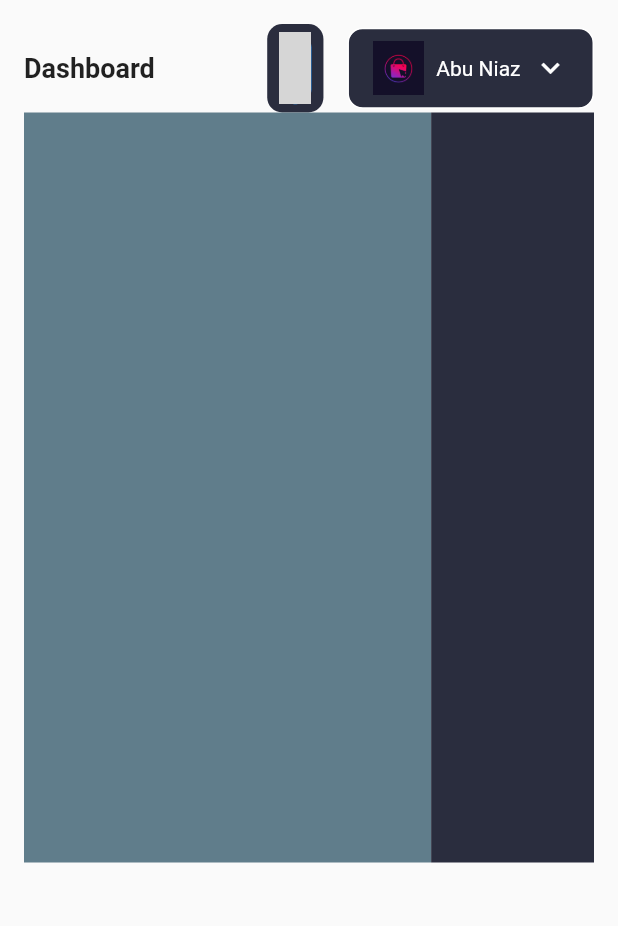
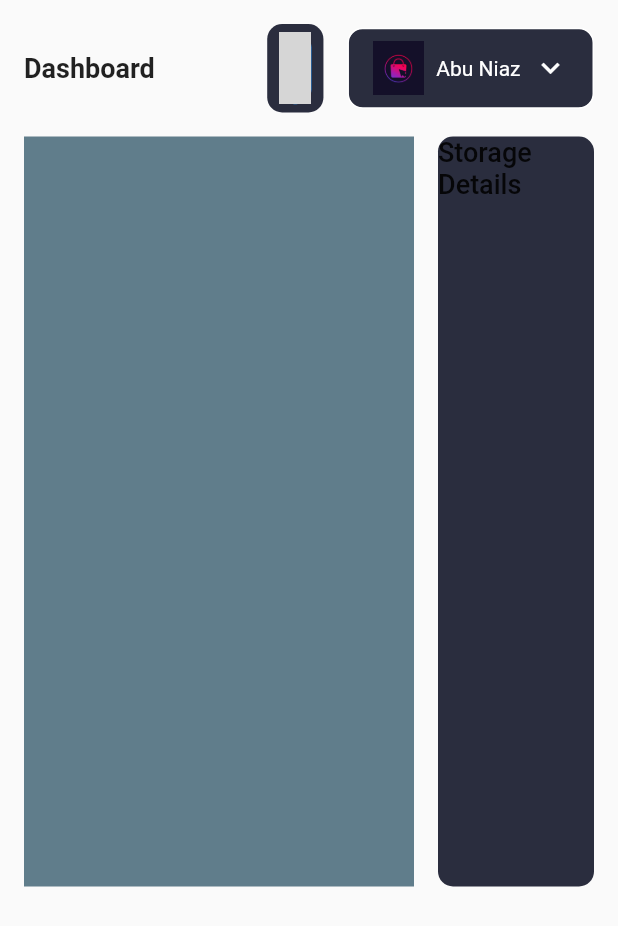
Before and after one commit to abuniaz/Dashboard_ui, a Flutter app: the DashboardScreen widget shown alone on an empty page, opened directly, on a phone screen of 412 x 824 dp. Shown: the top 926 px of the screen. Run offline on Flutter 3.47's test engine with Material 2 defaults, Android fonts, the phone set to English and light mode, and no system bars; missing offline and left inert: dart:html; grey boxes are pictures that could not be loaded.

Commit message:
Update dashboard.dart

```diff
--- a/lib/dasboard_screen/dashboard.dart
+++ b/lib/dasboard_screen/dashboard.dart
@@ -13,6 +13,9 @@ class DashboardScreen extends StatelessWidget {
         child: Column(
           children: [
             const Header(),
+            const SizedBox(
+              height: defaultPadding,
+            ),
             Row(
               children: [
                 Expanded(
@@ -22,11 +25,25 @@ class DashboardScreen extends StatelessWidget {
                     height: 500,
                   ),
                 ),
+                const SizedBox(
+                  width: defaultPadding,
+                ),
                 Expanded(
                   flex: 2,
                   child: Container(
-                    color: secondaryColor,
                     height: 500,
+                    decoration: const BoxDecoration(
+                        color: secondaryColor,
+                        borderRadius: BorderRadius.all(Radius.circular(10))),
+                    child: Column(
+                      children: const [
+                        Text(
+                          'Storage Details',
+                          style: TextStyle(
+                              fontSize: 18, fontWeight: FontWeight.w500),
+                        )
+                      ],
+                    ),
                   ),
                 ),
               ],
```
